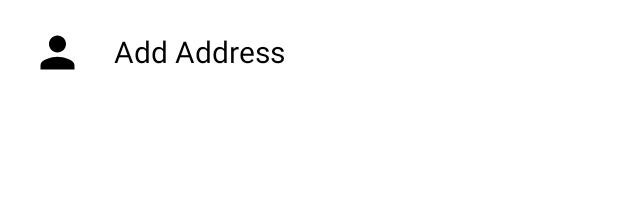
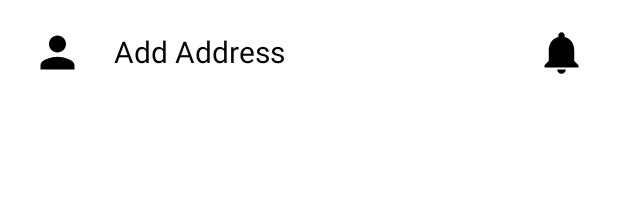
Before and after one commit to thales-vicente/super-app, an Android app built with Jetpack Compose: the @Preview function AppToolbarPreview, on a phone screen of 412 x 824 dp. Shown: the top 222 px of the screen. Run offline under Robolectric (Android 15) with nearby library versions, the phone set to English and light mode, and no system bars.

Commit message:
add notification icon to toolbar

```diff
--- a/app/src/main/java/com/example/superapp/presentation/components/AppToolbar.kt
+++ b/app/src/main/java/com/example/superapp/presentation/components/AppToolbar.kt
@@ -39,6 +39,12 @@
             textValue = stringResource(R.string.add_address),
             fontSizeValue = 20.sp
         )
+        Spacer(modifier = Modifier.weight(1f))
+        Icon(
+            modifier = Modifier.size(40.dp),
+            painter = painterResource(id = R.drawable.ic_notifications),
+            contentDescription = "Notification Image"
+        )
     }
 }
 @Preview(showBackground = true)
--- /dev/null
+++ b/app/src/main/res/drawable/ic_notifications.xml
@@ -0,0 +1,5 @@
+<vector xmlns:android="http://schemas.android.com/apk/res/android" android:height="24dp" android:tint="#4B0082" android:viewportHeight="24" android:viewportWidth="24" android:width="24dp">
+
+    <path android:fillColor="@android:color/white" android:pathData="M12,22c1.1,0 2,-0.9 2,-2h-4c0,1.1 0.89,2 2,2zM18,16v-5c0,-3.07 -1.64,-5.64 -4.5,-6.32L13.5,4c0,-0.83 -0.67,-1.5 -1.5,-1.5s-1.5,0.67 -1.5,1.5v0.68C7.63,5.36 6,7.92 6,11v5l-2,2v1h16v-1l-2,-2z"/>
+
+</vector>
```
